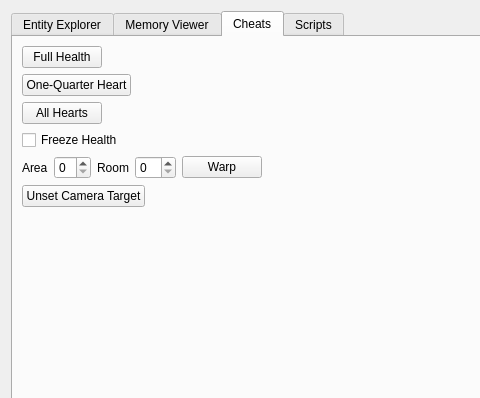
This is src/platform/qt/tmc/EntityView.ui in octorock/mgba as Qt 5 draws it before an edit; both pictures show x 0 to 480 and y 0 to 398 of the 709 by 600 pixel window. The edited form follows.
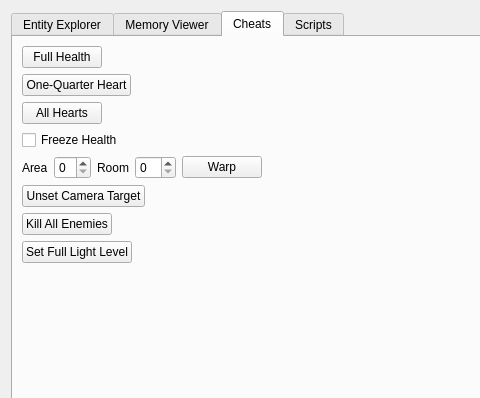
This is the edited form. The open tabs and pages were chosen to show the change. Custom widgets are drawn as their Qt base class.

Commit message: Only update data of the current tab

```diff
--- a/src/platform/qt/tmc/EntityView.ui
+++ b/src/platform/qt/tmc/EntityView.ui
@@ -283,6 +283,20 @@
            </property>
           </widget>
          </item>
+         <item alignment="Qt::AlignLeft">
+          <widget class="QPushButton" name="pushButtonKillAllEnemies">
+           <property name="text">
+            <string>Kill All Enemies</string>
+           </property>
+          </widget>
+         </item>
+         <item alignment="Qt::AlignLeft">
+          <widget class="QPushButton" name="pushButtonFullLightLevel">
+           <property name="text">
+            <string>Set Full Light Level</string>
+           </property>
+          </widget>
+         </item>
          <item>
           <spacer name="verticalSpacer_2">
            <property name="orientation">
```
The commit also changes 4 other files.
